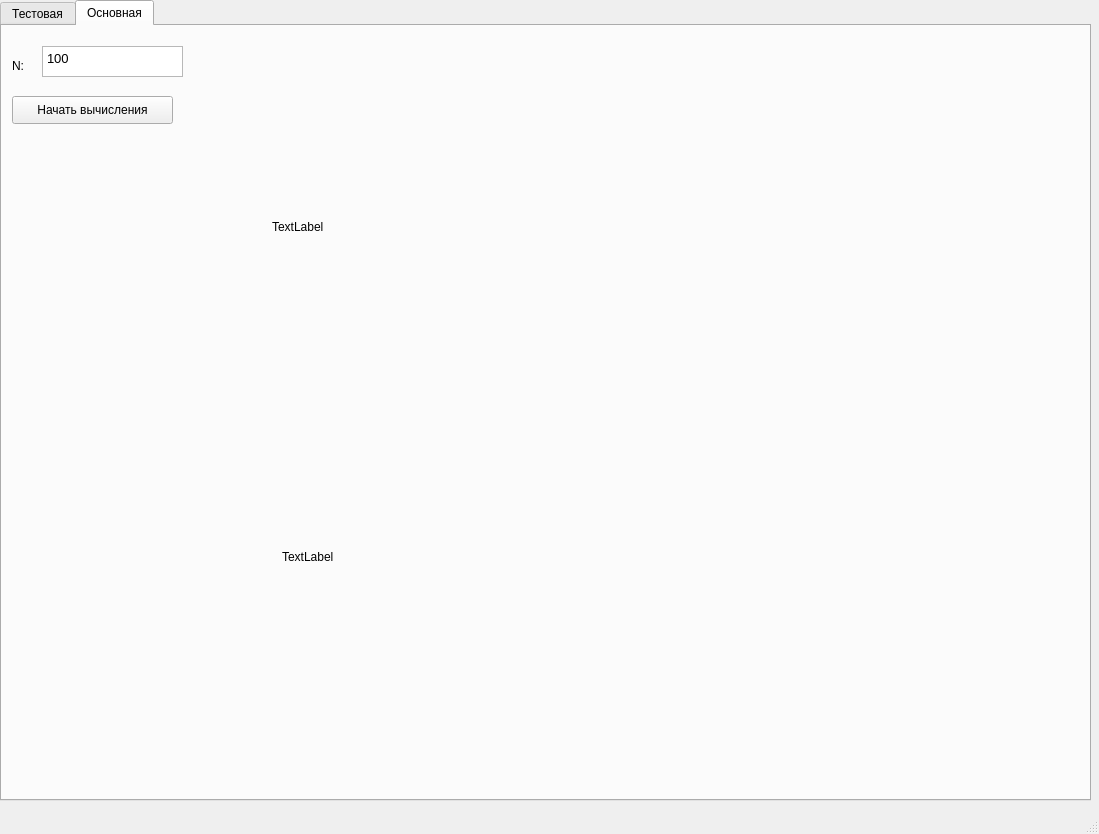
Old version of the form design.ui in the repository lesnikowka/ksr_python.
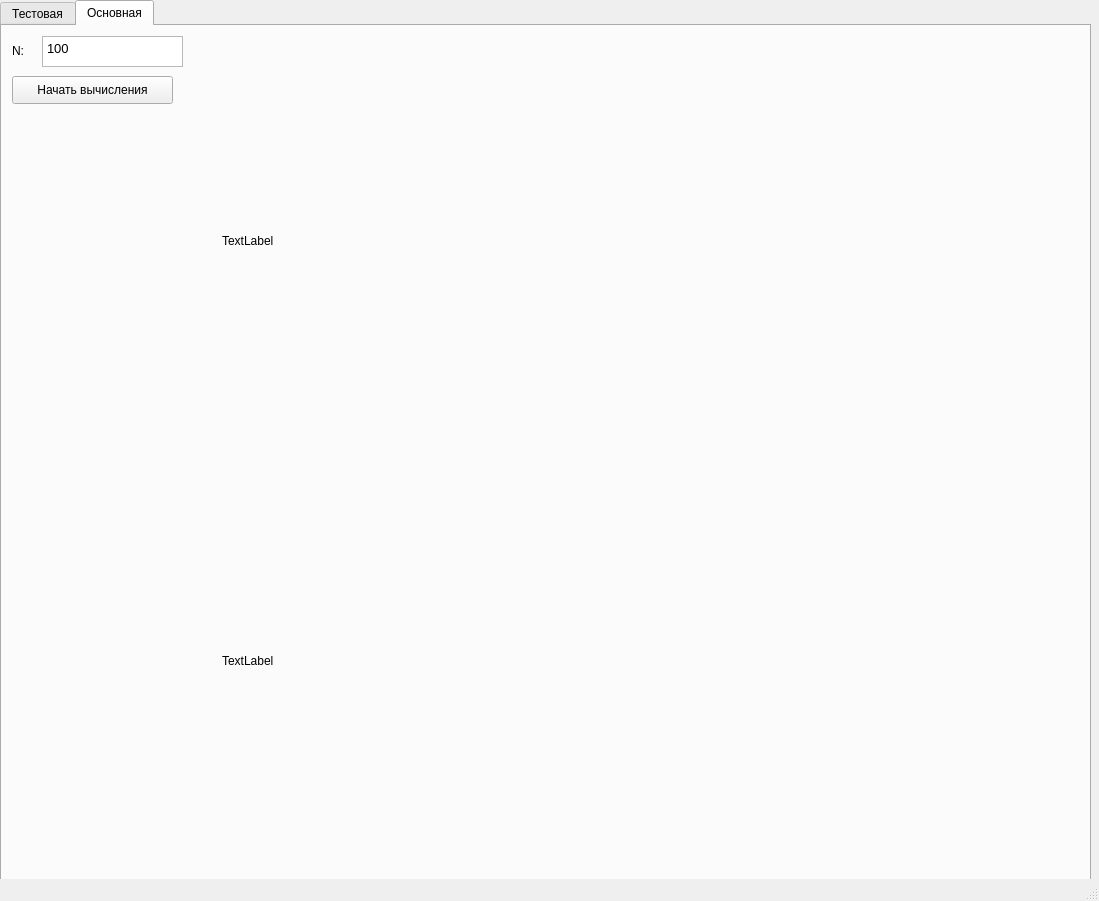
New version of the form.

Patch:
```diff
--- a/design.ui
+++ b/design.ui
@@ -7,7 +7,7 @@
     <x>0</x>
     <y>0</y>
     <width>1099</width>
-    <height>834</height>
+    <height>901</height>
    </rect>
   </property>
   <property name="windowTitle">
@@ -20,7 +20,7 @@
       <x>0</x>
       <y>0</y>
       <width>1091</width>
-      <height>801</height>
+      <height>881</height>
      </rect>
     </property>
     <property name="currentIndex">
@@ -108,7 +108,7 @@
       <property name="geometry">
        <rect>
         <x>10</x>
-        <y>70</y>
+        <y>50</y>
         <width>161</width>
         <height>28</height>
        </rect>
@@ -121,7 +121,7 @@
       <property name="geometry">
        <rect>
         <x>10</x>
-        <y>30</y>
+        <y>15</y>
         <width>21</width>
         <height>19</height>
        </rect>
@@ -134,7 +134,7 @@
       <property name="geometry">
        <rect>
         <x>40</x>
-        <y>20</y>
+        <y>10</y>
         <width>141</width>
         <height>31</height>
        </rect>
@@ -150,10 +150,10 @@
      <widget class="QLabel" name="graph1Main">
       <property name="geometry">
        <rect>
-        <x>270</x>
-        <y>50</y>
-        <width>421</width>
-        <height>301</height>
+        <x>220</x>
+        <y>0</y>
+        <width>700</width>
+        <height>430</height>
        </rect>
       </property>
       <property name="text">
@@ -163,10 +163,10 @@
      <widget class="QLabel" name="label_6">
       <property name="geometry">
        <rect>
-        <x>280</x>
-        <y>380</y>
-        <width>421</width>
-        <height>301</height>
+        <x>220</x>
+        <y>420</y>
+        <width>700</width>
+        <height>430</height>
        </rect>
       </property>
       <property name="text">
```
Left out of the diff: 6 changed lines with no effect on the pictures.
